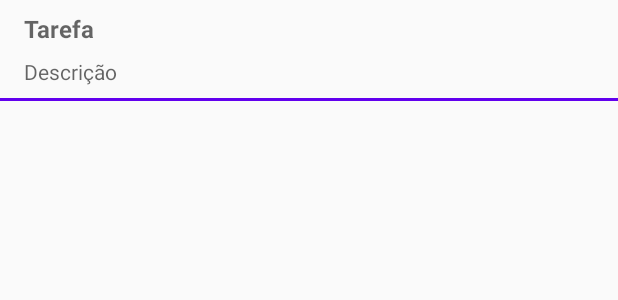
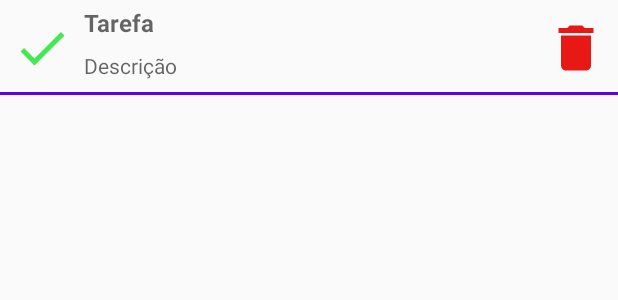
Before and after one commit to Caiango/TesteApp, an Android app: the layout rv_lay.xml on its own in the app's theme, with its tools: preview values and no code run, on a phone screen of 412 x 824 dp. Shown: the top 300 px of the screen. Run offline under Robolectric (Android 15) with nearby library versions, the phone set to English and light mode, and no system bars.

Commit message:
Realizando configurações no layout RecyclerView

```diff
--- a/app/src/main/java/com/example/testeapp/model/TodoData.kt
+++ b/app/src/main/java/com/example/testeapp/model/TodoData.kt
@@ -1,3 +1,3 @@
 package com.example.testeapp.model
 
-class TodoData(val tarefa: String, val desc: String)
+class TodoData(var tarefa: String, var desc: String, var done: Boolean, var del: Boolean)
--- a/app/src/main/java/com/example/testeapp/view/MainActivity.kt
+++ b/app/src/main/java/com/example/testeapp/view/MainActivity.kt
@@ -1,12 +1,14 @@
 package com.example.testeapp.view
 
 import android.os.Bundle
+import android.view.View
 import androidx.appcompat.app.AppCompatActivity
 import androidx.lifecycle.ViewModelProvider
 import androidx.recyclerview.widget.LinearLayoutManager
 import com.example.testeapp.R
 import com.example.testeapp.viewmodel.MainViewModel
 import kotlinx.android.synthetic.main.activity_main.*
+import kotlinx.android.synthetic.main.rv_lay.*
 
 class MainActivity : AppCompatActivity() {
 
@@ -21,6 +23,10 @@ class MainActivity : AppCompatActivity() {
 
         mMainViewModel.add()
 
+        actionBtnDel.setOnClickListener{
+            mMainViewModel.iconDel(rv_main)
+        }
+
         rv_main.layoutManager = LinearLayoutManager(this)
 
         actionBtnAdd.setOnClickListener {
--- /dev/null
+++ b/app/src/main/res/drawable/ic_check.xml
@@ -0,0 +1,5 @@
+<vector android:height="24dp" android:tint="#43E852"
+    android:viewportHeight="24" android:viewportWidth="24"
+    android:width="24dp" xmlns:android="http://schemas.android.com/apk/res/android">
+    <path android:fillColor="@android:color/white" android:pathData="M9,16.17L4.83,12l-1.42,1.41L9,19 21,7l-1.41,-1.41z"/>
+</vector>
--- /dev/null
+++ b/app/src/main/res/drawable/ic_delete.xml
@@ -0,0 +1,5 @@
+<vector android:height="24dp" android:tint="#E81815"
+    android:viewportHeight="24" android:viewportWidth="24"
+    android:width="24dp" xmlns:android="http://schemas.android.com/apk/res/android">
+    <path android:fillColor="@android:color/white" android:pathData="M6,19c0,1.1 0.9,2 2,2h8c1.1,0 2,-0.9 2,-2V7H6v12zM19,4h-3.5l-1,-1h-5l-1,1H5v2h14V4z"/>
+</vector>
--- a/app/src/main/res/layout/dialog_add.xml
+++ b/app/src/main/res/layout/dialog_add.xml
@@ -3,6 +3,7 @@
     xmlns:app="http://schemas.android.com/apk/res-auto"
     xmlns:tools="http://schemas.android.com/tools"
     android:layout_width="match_parent"
+    android:padding="20dp"
     android:layout_height="match_parent">
 
 
--- a/app/src/main/res/layout/rv_lay.xml
+++ b/app/src/main/res/layout/rv_lay.xml
@@ -8,23 +8,26 @@
 
     <TextView
         android:id="@+id/rv_tarefa"
-        android:layout_width="match_parent"
+        android:layout_width="0dp"
         android:layout_height="wrap_content"
-        android:layout_marginStart="16dp"
-        android:layout_marginTop="8dp"
+        android:layout_marginStart="8dp"
+        android:layout_marginTop="4dp"
+        android:layout_marginEnd="4dp"
         android:hint="Tarefa"
         android:textSize="16sp"
         android:textStyle="bold"
-        app:layout_constraintStart_toStartOf="parent"
+        app:layout_constraintEnd_toStartOf="@+id/img_del"
+        app:layout_constraintStart_toEndOf="@+id/img_check"
         app:layout_constraintTop_toTopOf="parent" />
 
     <TextView
         android:id="@+id/rv_desc"
-        android:layout_width="match_parent"
+        android:layout_width="0dp"
         android:layout_height="wrap_content"
-        android:layout_marginStart="16dp"
         android:layout_marginTop="8dp"
+        android:layout_marginEnd="4dp"
         android:hint="Descrição"
+        app:layout_constraintEnd_toStartOf="@+id/img_del"
         app:layout_constraintStart_toStartOf="@+id/rv_tarefa"
         app:layout_constraintTop_toBottomOf="@+id/rv_tarefa" />
 
@@ -38,4 +41,28 @@
         app:layout_constraintStart_toStartOf="parent"
         app:layout_constraintTop_toBottomOf="@+id/rv_desc" />
 
+    <ImageView
+        android:id="@+id/img_check"
+        android:layout_width="40dp"
+        android:layout_height="40dp"
+        android:layout_marginStart="8dp"
+        android:visibility="invisible"
+        app:layout_constraintBottom_toBottomOf="parent"
+        app:layout_constraintStart_toStartOf="parent"
+        app:layout_constraintTop_toTopOf="parent"
+        app:srcCompat="@drawable/ic_check"
+        tools:visibility="visible" />
+
+    <ImageView
+        android:id="@+id/img_del"
+        android:layout_width="40dp"
+        android:layout_height="40dp"
+        android:layout_marginEnd="8dp"
+        android:visibility="invisible"
+        app:layout_constraintBottom_toBottomOf="parent"
+        app:layout_constraintEnd_toEndOf="parent"
+        app:layout_constraintTop_toTopOf="parent"
+        app:srcCompat="@drawable/ic_delete"
+        tools:visibility="visible" />
+
 </androidx.constraintlayout.widget.ConstraintLayout>
--- a/app/src/main/res/values/strings.xml
+++ b/app/src/main/res/values/strings.xml
@@ -3,5 +3,6 @@
     <string name="github_app_id">882a906e66a389d74901</string>
     <string name="github_app_secret">1c7fe93f978ea70c38538897913183add1c8d924</string>
     <string name="github_app_url">https://testeapp-d23f1.firebaseapp.com/__/auth/handler</string>
+    <string name="change">Alterar</string>
 
 </resources>
```
Also changed, not shown: app/src/main/java/com/example/testeapp/model/TodosRoom.java (+8 -1 lines), app/src/main/java/com/example/testeapp/view/AdapterTodo.kt (+27 -10 lines), app/src/main/java/com/example/testeapp/viewmodel/MainViewModel.kt (+21 -4 lines), 1 other file.
